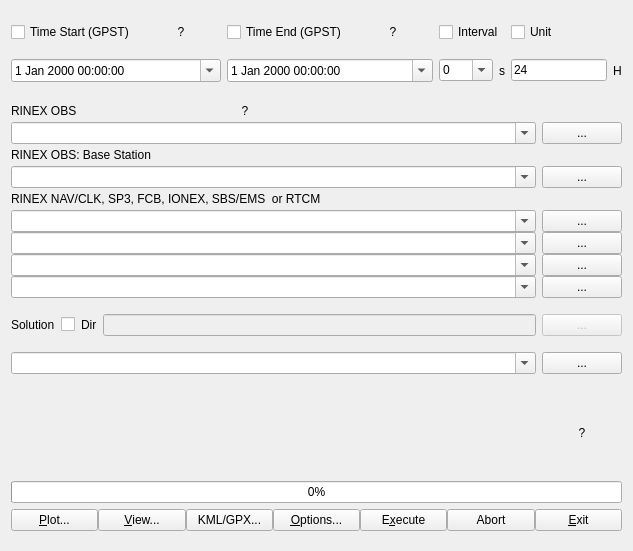
The window that app/rtkpost_qt/postmain.ui (tomojitakasu/RTKLIB) describes before a commit, drawn with Qt 5.
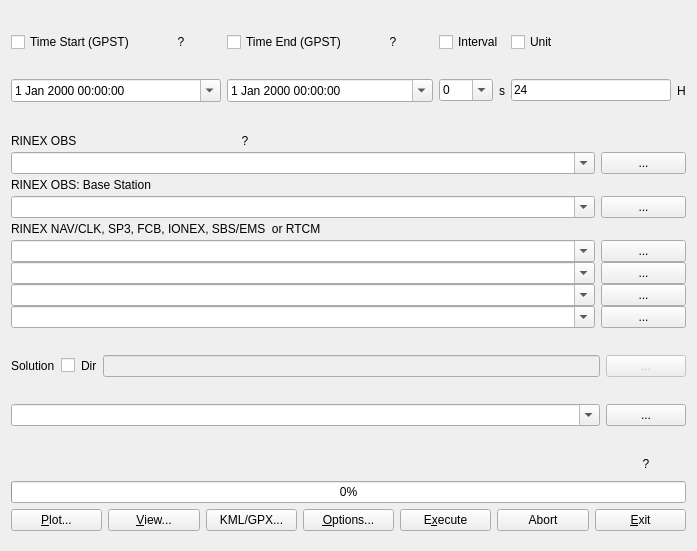
The same window after the commit. Icons and pictures are not drawn.

What changed in the file:
```diff
--- a/app/rtkpost_qt/postmain.ui
+++ b/app/rtkpost_qt/postmain.ui
@@ -6,7 +6,7 @@
    <rect>
     <x>0</x>
     <y>0</y>
-    <width>633</width>
+    <width>697</width>
     <height>551</height>
    </rect>
   </property>
@@ -1142,6 +1142,12 @@
       </item>
       <item>
        <widget class="QWidget" name="widget" native="true">
+        <property name="sizePolicy">
+         <sizepolicy hsizetype="Preferred" vsizetype="Fixed">
+          <horstretch>0</horstretch>
+          <verstretch>0</verstretch>
+         </sizepolicy>
+        </property>
         <layout class="QHBoxLayout" name="horizontalLayout_2">
          <property name="leftMargin">
           <number>0</number>
@@ -1368,9 +1374,6 @@
       <string/>
      </property>
      <layout class="QHBoxLayout" name="horizontalLayout">
-      <property name="spacing">
-       <number>0</number>
-      </property>
       <property name="leftMargin">
        <number>0</number>
       </property>
```
Left out of the diff: 33 changed lines with no effect on the pictures.
